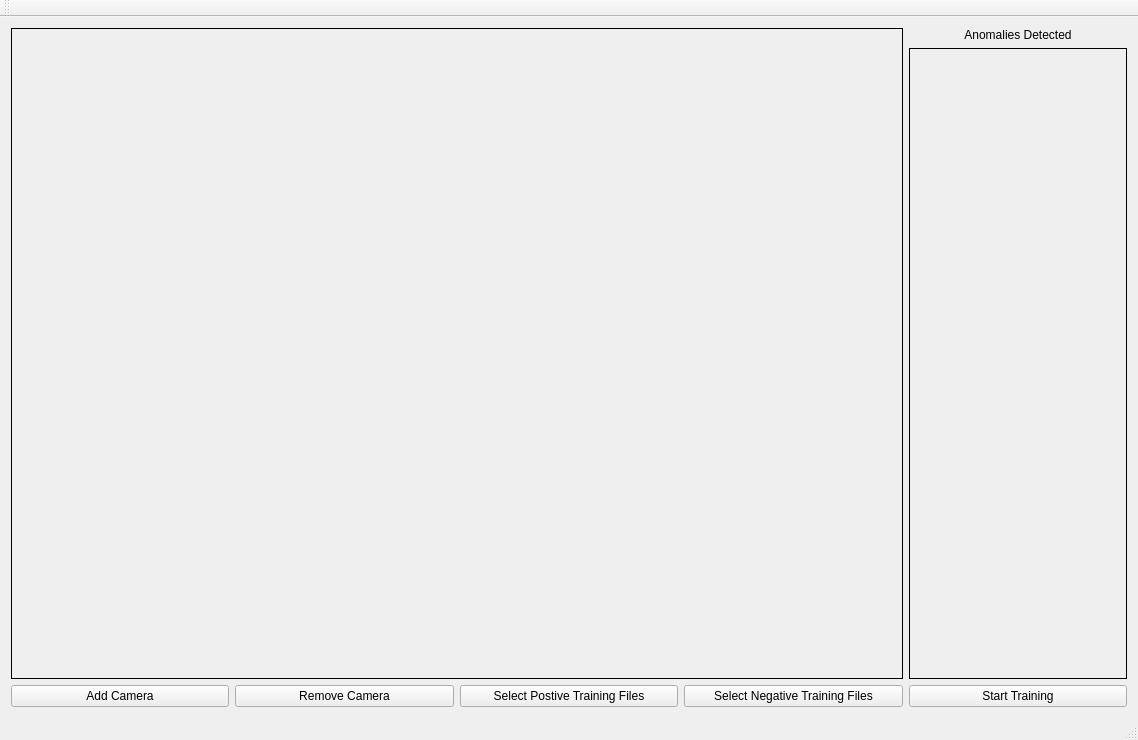
khaledsalem999/Vigil, file QtVigil/QtVigil.ui: the form before one commit.
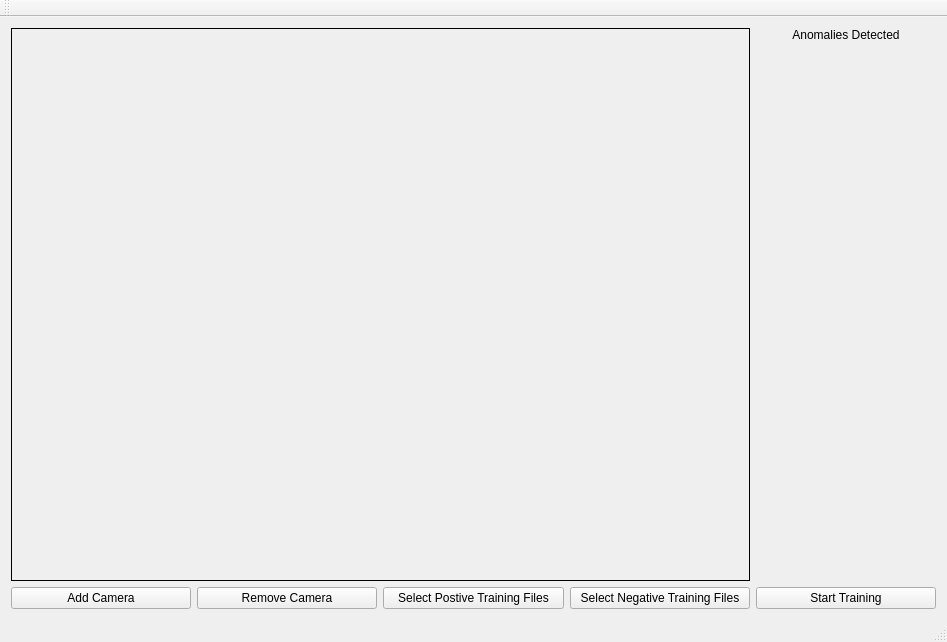
The form after the commit.

```diff
--- a/QtVigil/QtVigil.ui
+++ b/QtVigil/QtVigil.ui
@@ -6,8 +6,8 @@
    <rect>
     <x>0</x>
     <y>0</y>
-    <width>1138</width>
-    <height>740</height>
+    <width>947</width>
+    <height>642</height>
    </rect>
   </property>
   <property name="windowTitle">
@@ -67,19 +67,24 @@
      </widget>
     </item>
     <item row="0" column="2" rowspan="2" colspan="4">
-     <widget class="QFrame" name="">
+     <widget class="QFrame" name="frame">
       <property name="frameShape">
        <enum>QFrame::Box</enum>
       </property>
-      <layout class="QGridLayout" name="CameViewsLayout"/>
-     </widget>
-    </item>
-    <item row="1" column="6">
-     <widget class="QFrame" name="gridFrame">
-      <property name="frameShape">
-       <enum>QFrame::Box</enum>
+      <property name="frameShadow">
+       <enum>QFrame::Plain</enum>
       </property>
-      <layout class="QGridLayout" name="gridLayout_2"/>
+      <widget class="QWidget" name="gridLayoutWidget">
+       <property name="geometry">
+        <rect>
+         <x>0</x>
+         <y>0</y>
+         <width>741</width>
+         <height>521</height>
+        </rect>
+       </property>
+       <layout class="QGridLayout" name="CamsRegion"/>
+      </widget>
      </widget>
     </item>
    </layout>
```
Left out of the diff: 42 changed lines with no effect on the pictures.
